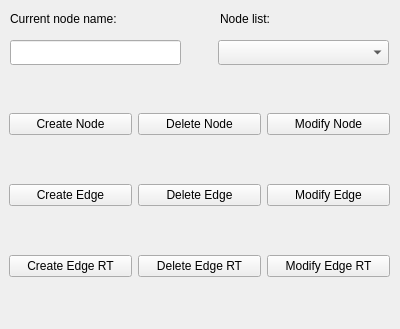
Before: the Qt Designer form agents/bullshit_publisher/src/bullshit_publisher.ui in jcalderon12/robocomp-insight, drawn with Qt 5.
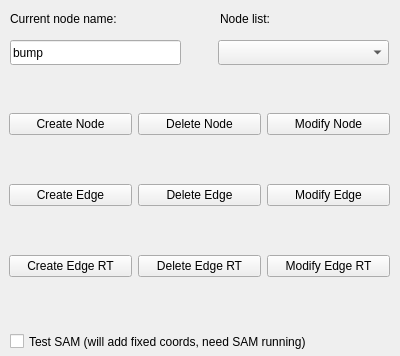
After: the same form once the commit is applied.

Commit message: Updated bullshit_publisher for vision_sam cross-agent testing!

```diff
--- a/agents/bullshit_publisher/src/bullshit_publisher.ui
+++ b/agents/bullshit_publisher/src/bullshit_publisher.ui
@@ -7,7 +7,7 @@
     <x>0</x>
     <y>0</y>
     <width>400</width>
-    <height>329</height>
+    <height>356</height>
    </rect>
   </property>
   <property name="windowTitle">
@@ -22,6 +22,9 @@
      <height>25</height>
     </rect>
    </property>
+   <property name="text">
+    <string>bump</string>
+   </property>
   </widget>
   <widget class="QComboBox" name="node_name_list_box">
    <property name="geometry">
@@ -65,7 +68,7 @@
     <string>Node list:</string>
    </property>
   </widget>
-  <widget class="QWidget" name="">
+  <widget class="QWidget" name="layoutWidget">
    <property name="geometry">
     <rect>
      <x>9</x>
@@ -140,6 +143,19 @@
     </item>
    </layout>
   </widget>
+  <widget class="QCheckBox" name="sam_checkBox">
+   <property name="geometry">
+    <rect>
+     <x>10</x>
+     <y>330</y>
+     <width>381</width>
+     <height>23</height>
+    </rect>
+   </property>
+   <property name="text">
+    <string>Test SAM (will add fixed coords, need SAM running)</string>
+   </property>
+  </widget>
  </widget>
  <resources/>
  <connections/>
```
The commit also changes 1 other file.
